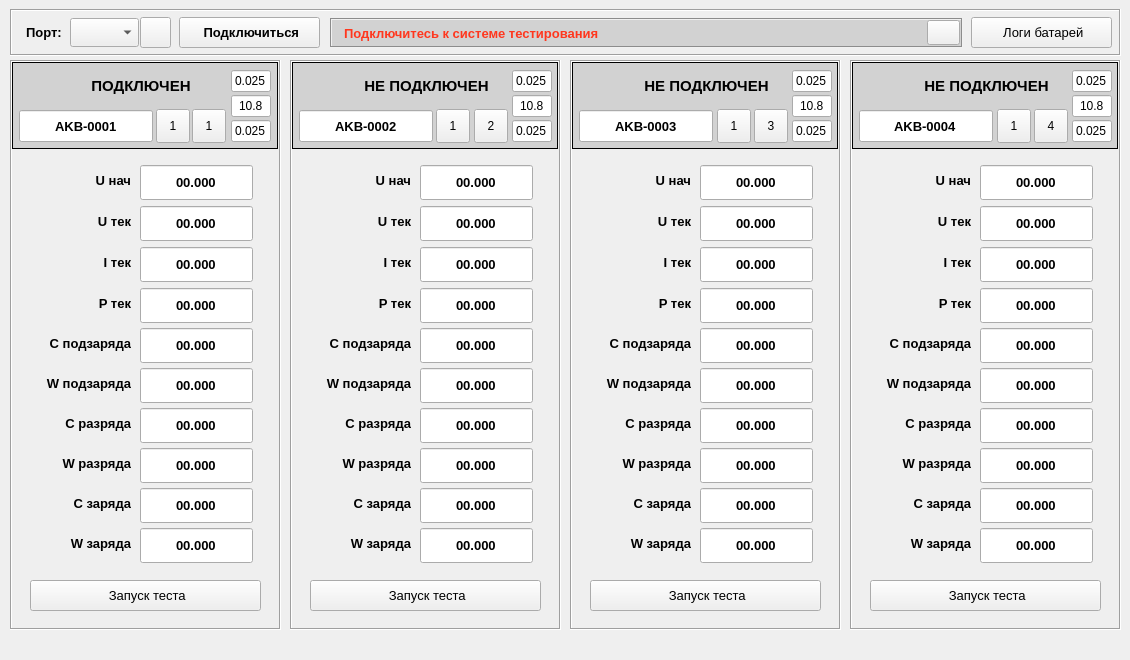
Above: ui/main.ui from sergeycccv/battery_modbus before the change. Below: the same form after it.
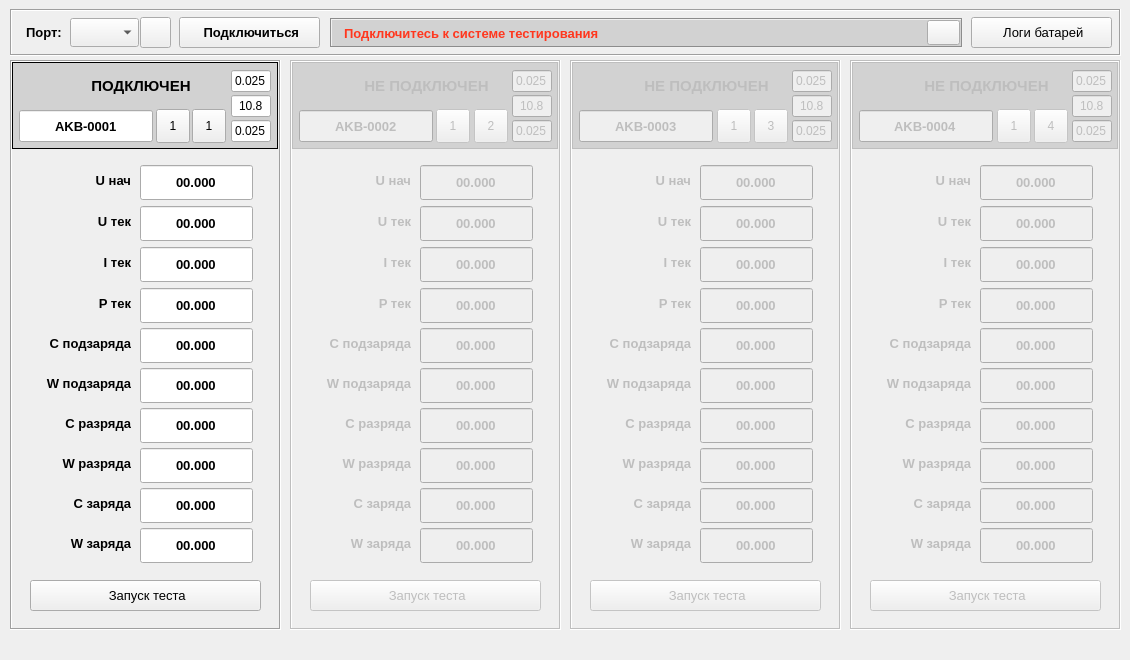
That is the form after the change. Icons and pictures are not drawn.

Commit message: Раскрашены остальные индикаторы тестирования

Diff of the .ui file:
```diff
--- a/ui/main.ui
+++ b/ui/main.ui
@@ -1087,6 +1087,9 @@
     </widget>
    </widget>
    <widget class="QFrame" name="frm_ch2">
+    <property name="enabled">
+     <bool>false</bool>
+    </property>
     <property name="geometry">
      <rect>
       <x>290</x>
@@ -1941,7 +1944,7 @@
    </widget>
    <widget class="QFrame" name="frm_ch3">
     <property name="enabled">
-     <bool>true</bool>
+     <bool>false</bool>
     </property>
     <property name="geometry">
      <rect>
@@ -2797,7 +2800,7 @@
    </widget>
    <widget class="QFrame" name="frm_ch4">
     <property name="enabled">
-     <bool>true</bool>
+     <bool>false</bool>
     </property>
     <property name="geometry">
      <rect>
```
The commit also changes 2 other files.
